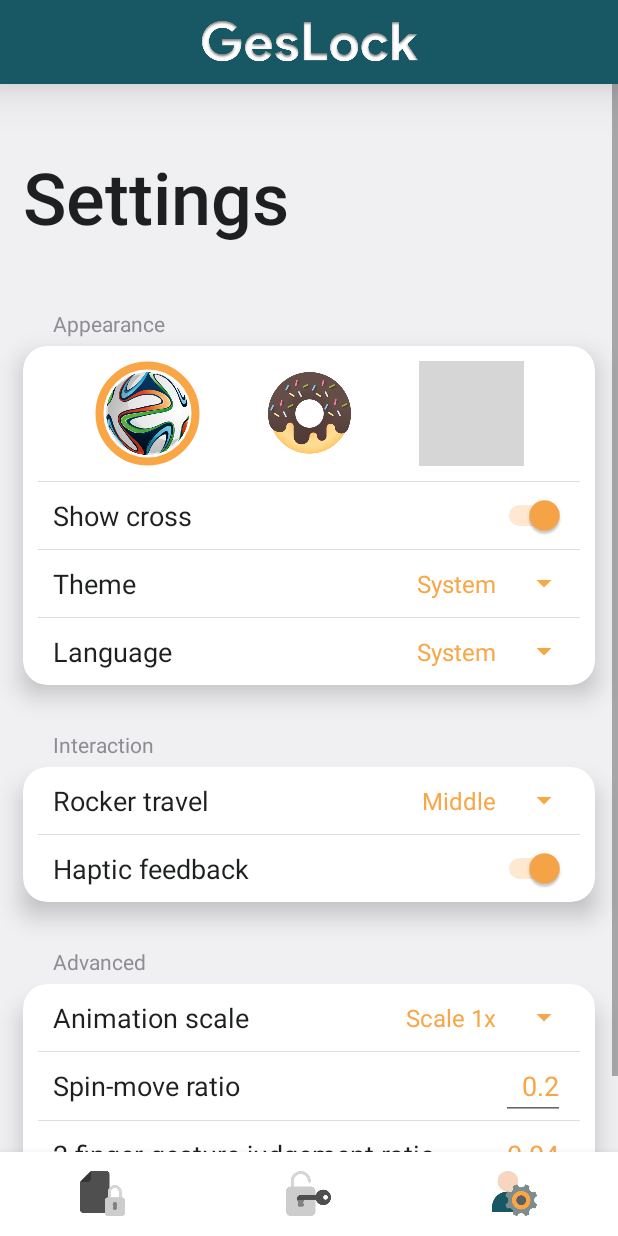
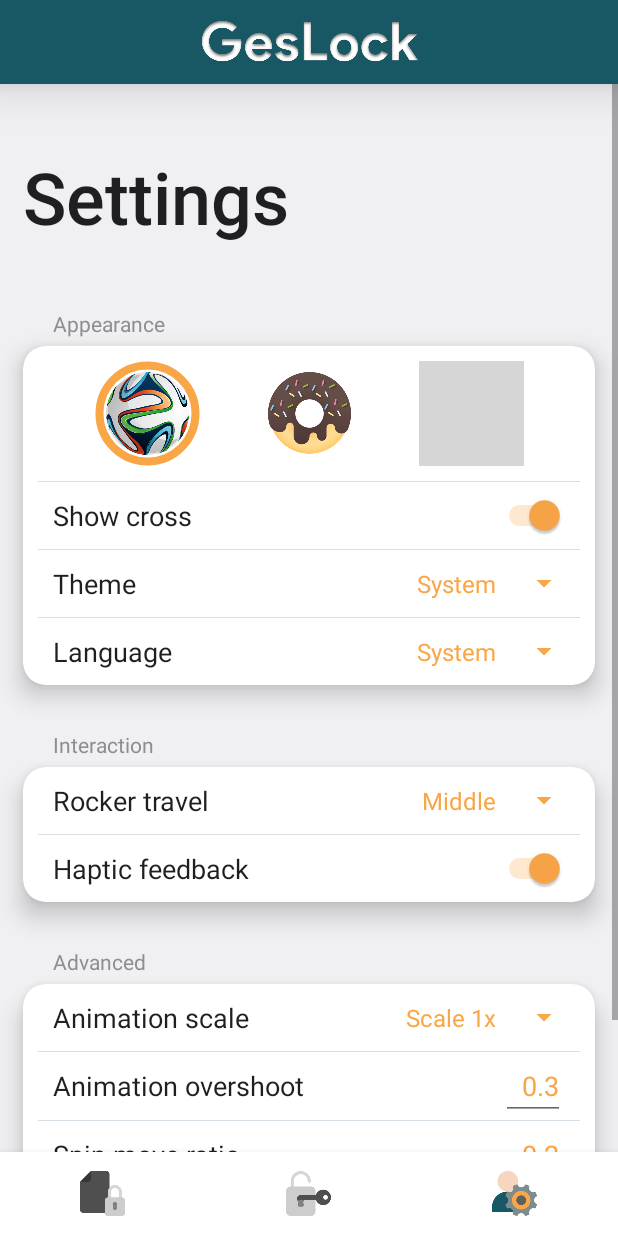
Before and after one commit to JerryZhangZZY/geslock, an Android app: the SettingsFragment screen opened through its navigation route, on a phone screen of 412 x 824 dp. Run offline under Robolectric (Android 15) with nearby library versions, the phone set to English and light mode, and no system bars; our stand-ins replace navigation-ui; grey boxes are pictures that could not be loaded.

Commit message:
add animation overshoot pref

```diff
--- a/app/src/main/java/com/example/geslock/ui/encryption/EncryptionFragment.java
+++ b/app/src/main/java/com/example/geslock/ui/encryption/EncryptionFragment.java
@@ -11,6 +11,7 @@ import android.view.View;
 import android.view.ViewGroup;
 import android.view.animation.Animation;
 import android.view.animation.AnimationSet;
+import android.view.animation.Interpolator;
 import android.view.animation.OvershootInterpolator;
 import android.view.animation.RotateAnimation;
 import android.view.animation.ScaleAnimation;
@@ -34,13 +35,13 @@ public class EncryptionFragment extends Fragment {
     private float DOUBLE_JUDGE_MOVE = 43.2F;
     private int TAP_MOVE = 10;
 
-
     private final int[] fragmentSize = new int[2];
     private final int[][] rockerIcons = new int[3][3];
     private final int[] rockerInitLayout = new int[4];
     private TextView testText;
     private ImageView rocker;
     private ImageView cross;
+    private Interpolator interpolator;
 
     @Override
     public View onCreateView(@NonNull LayoutInflater inflater, ViewGroup container, Bundle savedInstanceState) {
@@ -59,6 +60,9 @@ public class EncryptionFragment extends Fragment {
 
         // set icon selection
         ICON_INDEX = pref.getInt("icon", 0);
+
+        // set animation interpolator
+        interpolator = new OvershootInterpolator(pref.getFloat("overshoot", 0.3F) * 10);
 
         requireView().post(() -> {
             // set fragment measurements
@@ -400,7 +404,7 @@ public class EncryptionFragment extends Fragment {
                         if (rocker.getLeft() != rockerInitLayout[0] || rocker.getTop() != rockerInitLayout[1]) {
                             TranslateAnimation ta = new TranslateAnimation(0, rockerInitLayout[0] - rocker.getLeft(), 0, rockerInitLayout[1] - rocker.getTop());
                             ta.setDuration(MyAnimationScaler.getDuration(100, activity));
-                            ta.setInterpolator(new OvershootInterpolator(3));
+                            ta.setInterpolator(interpolator);
                             ta.setAnimationListener(new Animation.AnimationListener() {
                                 @Override
                                 public void onAnimationEnd(Animation animation) {
@@ -417,7 +421,7 @@ public class EncryptionFragment extends Fragment {
                         if (rocker.getRotation() != 0 || rocker.getScaleX() != 1) {
                             RotateAnimation ra = new RotateAnimation(0, -rocker.getRotation(), Animation.RELATIVE_TO_SELF, 0.5f, Animation.RELATIVE_TO_SELF, 0.5f);
                             ra.setDuration(MyAnimationScaler.getDuration(100, activity));
-                            ra.setInterpolator(new OvershootInterpolator(3));
+                            ra.setInterpolator(interpolator);
                             ra.setAnimationListener(new Animation.AnimationListener() {
                                 @Override
                                 public void onAnimationStart(Animation animation) {}
@@ -429,7 +433,7 @@ public class EncryptionFragment extends Fragment {
 
                             ScaleAnimation sa = new ScaleAnimation(1, 1 / rocker.getScaleX(), 1, 1 / rocker.getScaleY(), Animation.RELATIVE_TO_SELF,0.5f,Animation.RELATIVE_TO_SELF,0.5f);
                             sa.setDuration(MyAnimationScaler.getDuration(100, activity));
-                            sa.setInterpolator(new OvershootInterpolator(3));
+                            sa.setInterpolator(interpolator);
                             sa.setAnimationListener(new Animation.AnimationListener() {
                                 @Override
                                 public void onAnimationStart(Animation animation) {}
--- a/app/src/main/java/com/example/geslock/ui/settings/SettingsFragment.java
+++ b/app/src/main/java/com/example/geslock/ui/settings/SettingsFragment.java
@@ -38,6 +38,8 @@ import com.example.geslock.tools.MyAnimationScaler;
 import com.example.geslock.tools.MyToastMaker;
 import com.example.geslock.tools.MyVibrator;
 
+import org.w3c.dom.Text;
+
 import java.util.Locale;
 
 public class SettingsFragment extends Fragment {
@@ -52,6 +54,8 @@ public class SettingsFragment extends Fragment {
     @SuppressLint("UseSwitchCompatOrMaterialCode")
     private Switch switchVibration;
     private Spinner spinnerAnimation;
+    private TextView tvOvershoot;
+    private EditText editTextOvershoot;
     private TextView tvSMRatio;
     private EditText editTextSMRatio;
     private TextView tvTMRatio;
@@ -221,6 +225,41 @@ public class SettingsFragment extends Fragment {
             public void onNothingSelected(AdapterView<?> adapterView) {}
         });
 
+        tvOvershoot = activity.findViewById(R.id.tvOvershoot);
+        tvOvershoot.setOnClickListener(view -> MyToastMaker.make(String.valueOf(activity.getText(R.string.overshoot_description)), activity));
+
+        editTextOvershoot = activity.findViewById(R.id.editTextOvershoot);
+        editTextOvershoot.setText(String.valueOf(pref.getFloat("overshoot", 0.3F)));
+        editTextOvershoot.setOnEditorActionListener((textView, i, keyEvent) -> {
+            String rawText = String.valueOf(editTextOvershoot.getText());
+            float overshoot;
+            // empty input
+            if (rawText.isEmpty()) {
+                editTextOvershoot.setText(String.valueOf(pref.getFloat("overshoot", 0.3F)));
+            } else {
+                try {
+                    overshoot = Float.parseFloat(rawText);
+                } catch (NumberFormatException e) {
+                    e.printStackTrace();
+                    editTextOvershoot.setText(String.valueOf(pref.getFloat("overshoot", 0.3F)));
+                    editTextOvershoot.clearFocus();
+                    return false;
+                }
+                // input out of bounds
+                if (overshoot > 1 || overshoot < 0) {
+                    editTextOvershoot.setText(String.valueOf(pref.getFloat("sm-overshoot", 0.3F)));
+                } else {
+                    synchronized (lock) {
+                        editTextOvershoot.setText(String.valueOf(overshoot));
+                        editor.putFloat("overshoot", overshoot);
+                        editor.apply();
+                    }
+                }
+            }
+            editTextOvershoot.clearFocus();
+            return false;
+        });
+
         tvSMRatio = activity.findViewById(R.id.tvSMRatio);
         tvSMRatio.setOnClickListener(view -> MyToastMaker.make(String.valueOf(activity.getText(R.string.smratio_description)), activity));
 
--- a/app/src/main/res/layout/fragment_settings.xml
+++ b/app/src/main/res/layout/fragment_settings.xml
@@ -239,7 +239,7 @@
                             android:layout_width="0dp"
                             android:layout_height="match_parent"
                             android:layout_weight="1"
-                            android:text="@string/setting_entry_animation" />
+                            android:text="@string/settings_entry_animation" />
 
                         <Spinner
                             android:id="@+id/spinnerAnimation"
@@ -248,6 +248,29 @@
                             android:entries="@array/animation"
                             android:theme="@style/spinnerStyle"
                             tools:ignore="TouchTargetSizeCheck" />
+                    </LinearLayout>
+
+                    <LinearLayout
+                        android:layout_width="match_parent"
+                        android:layout_height="match_parent"
+                        android:orientation="horizontal">
+
+                        <TextView
+                            android:id="@+id/tvOvershoot"
+                            style="@style/settingsEntryStyle"
+                            android:layout_width="0dp"
+                            android:layout_height="wrap_content"
+                            android:layout_weight="1"
+                            android:text="@string/settings_entry_overshoot" />
+
+                        <EditText
+                            android:id="@+id/editTextOvershoot"
+                            style="@style/editTextStyle"
+                            android:layout_width="wrap_content"
+                            android:layout_height="wrap_content"
+                            android:ems="2"
+                            android:hint="@string/edittext_overshoot_hint"
+                            android:textColor="?attr/colorSecondary" />
                     </LinearLayout>
 
                     <LinearLayout
@@ -284,7 +307,7 @@
                             android:layout_width="0dp"
                             android:layout_height="wrap_content"
                             android:layout_weight="1"
-                            android:text="@string/setting_entry_tmratio" />
+                            android:text="@string/settings_entry_tmratio" />
 
                         <EditText
                             android:id="@+id/editTextTMRatio"
--- a/app/src/main/res/values/strings.xml
+++ b/app/src/main/res/values/strings.xml
@@ -24,17 +24,20 @@
     <string name="spinner_travel_3">Long</string>
     <string name="settings_entry_vibration">Haptic feedback</string>
     <string name="settings_category_advanced">Advanced</string>
-    <string name="setting_entry_animation">Animation scale</string>
+    <string name="settings_entry_animation">Animation scale</string>
     <string name="spinner_animation_1">Animation off</string>
     <string name="spinner_animation_2">Scale .5x</string>
     <string name="spinner_animation_3">Scale 1x</string>
     <string name="spinner_animation_4">Scale 1.5x</string>
     <string name="spinner_animation_5">Scale 2x</string>
     <string name="spinner_animation_6">Scale 5x</string>
+    <string name="settings_entry_overshoot">Animation overshoot</string>
+    <string name="overshoot_description">(0–1) Rocker rebound overshoot</string>
+    <string name="edittext_overshoot_hint" translatable="false">0.3</string>
     <string name="settings_entry_smratio">Spin-move ratio</string>
     <string name="edittext_smratio_hint" translatable="false">0.2</string>
-    <string name="smratio_description">The ratio of the distance the rocker moves when dragging with one finger and two fingers</string>
-    <string name="setting_entry_tmratio">2-finger gesture judgement ratio</string>
+    <string name="smratio_description">(0–1) The ratio of the distance the rocker moves when dragging with one finger and two fingers</string>
+    <string name="settings_entry_tmratio">2-finger gesture judgement ratio</string>
     <string name="edittext_tmratio_hint" translatable="false">0.04</string>
-    <string name="tmratio_description">The ratio of finger movement distance to the shortest edge of the interactive interface when distinguishing between pinching and dragging with two fingers</string>
+    <string name="tmratio_description">(0–0.1) The ratio of finger movement distance to the shortest edge of the interactive interface when distinguishing between pinching and dragging with two fingers</string>
 </resources>
--- a/app/src/main/res/values/styles.xml
+++ b/app/src/main/res/values/styles.xml
@@ -3,7 +3,7 @@
     <style name="cardStyle">
         <item name="android:layout_marginLeft">15dp</item>
         <item name="android:layout_marginRight">15dp</item>
-        <item name="cardCornerRadius">16dp</item>
+        <item name="cardCornerRadius">15dp</item>
         <item name="cardBackgroundColor">?attr/cardBackgroundColor</item>
         <item name="cardElevation">10dp</item>
         <item name="cardUseCompatPadding">false</item>
```
Also changed, not shown: 1 other file.
